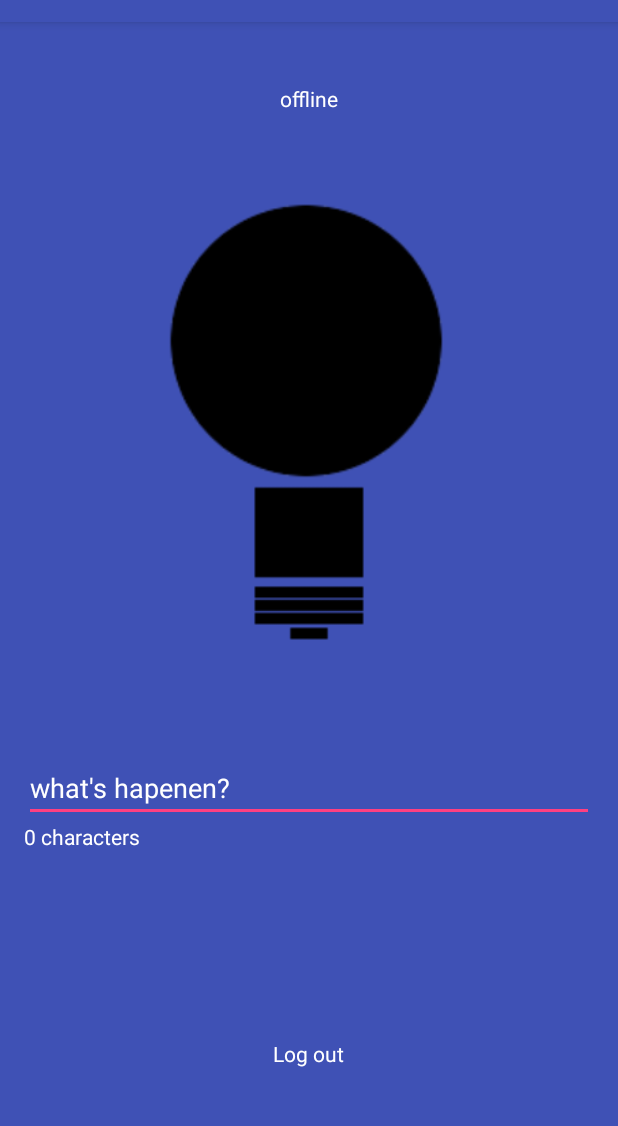
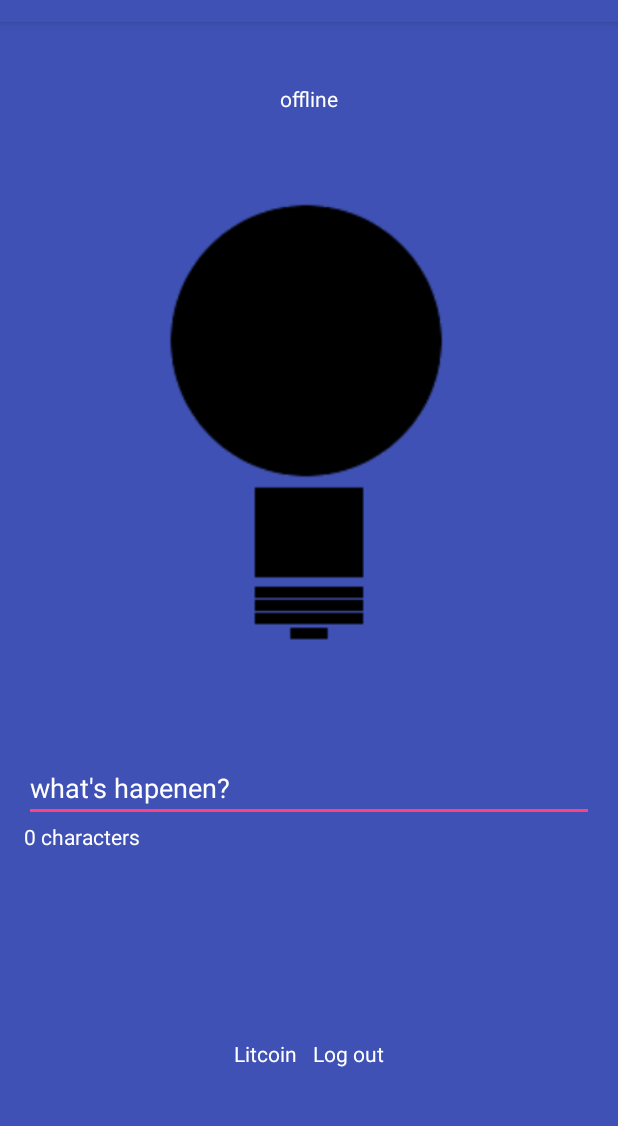
Before and after one commit to Decryptic/ItLit, an Android app: the TabFragment screen opened directly, with no data from a screen before it, after a tap on "OK", on a phone screen of 412 x 824 dp, the part 62-1188 px from its top. Run offline under Robolectric (Android 15) with nearby library versions, the phone set to English and light mode, and no system bars.

Commit message:
init litcoin on droid

```diff
--- a/Android/ItLit/app/src/main/res/layout/fragment_light.xml
+++ b/Android/ItLit/app/src/main/res/layout/fragment_light.xml
@@ -37,14 +37,27 @@
             android:layout_height="75dp"
             android:layout_weight="0.41">
 
-            <TextView
-                android:text="Log out"
+            <LinearLayout
                 android:layout_width="wrap_content"
                 android:layout_height="wrap_content"
+                android:orientation="horizontal"
                 android:layout_alignParentBottom="true"
-                android:layout_centerHorizontal="true"
-                android:textColor="@color/colorText"
-                android:id="@+id/tvLogout" />
+                android:layout_centerHorizontal="true">
+                <TextView
+                    android:text="Litcoin"
+                    android:layout_width="wrap_content"
+                    android:layout_height="wrap_content"
+                    android:textColor="@color/colorText"
+                    android:id="@+id/tvLitcoin"
+                    android:layout_marginRight="5dp"/>
+                <TextView
+                    android:text="Log out"
+                    android:layout_width="wrap_content"
+                    android:layout_height="wrap_content"
+                    android:textColor="@color/colorText"
+                    android:id="@+id/tvLogout"
+                    android:layout_marginLeft="5dp"/>
+            </LinearLayout>
 
             <EditText
                 android:layout_width="match_parent"
```
